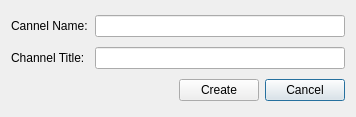
First picture: the form in FinalProject_Messenger/dialog_create_channel.ui, repository Behdad-AVI-203/Messenger_CodeX_11, before the edit.
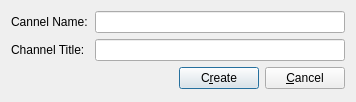
Second picture: the form after the edit.

What changed in the file:
```diff
--- a/FinalProject_Messenger/dialog_create_channel.ui
+++ b/FinalProject_Messenger/dialog_create_channel.ui
@@ -7,7 +7,7 @@
     <x>0</x>
     <y>0</y>
     <width>356</width>
-    <height>117</height>
+    <height>102</height>
    </rect>
   </property>
   <property name="windowTitle">
@@ -17,7 +17,10 @@
    <item row="2" column="3">
     <widget class="QPushButton" name="pushButton_cancel">
      <property name="text">
-      <string>Cancel</string>
+      <string>&amp;Cancel</string>
+     </property>
+     <property name="autoDefault">
+      <bool>false</bool>
      </property>
     </widget>
    </item>
@@ -38,7 +41,7 @@
    <item row="2" column="2">
     <widget class="QPushButton" name="pushButton_create">
      <property name="text">
-      <string>Create</string>
+      <string>C&amp;reate</string>
      </property>
     </widget>
    </item>
```
Left out of the diff: 6 changed lines with no effect on the pictures.
